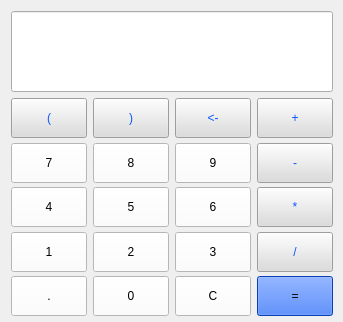
Old version of the form widget.ui in the repository berserkyu/CC_Calculator.
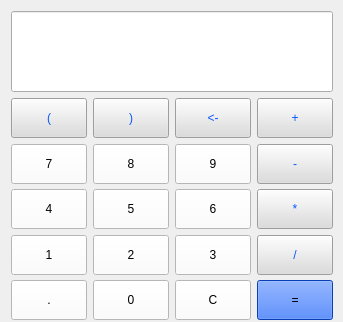
New version of the form.

What changed in the file:
```diff
--- a/widget.ui
+++ b/widget.ui
@@ -25,13 +25,13 @@
   <property name="windowTitle">
    <string>Widget</string>
   </property>
-  <widget class="QWidget" name="">
+  <widget class="QWidget" name="layoutWidget">
    <property name="geometry">
     <rect>
      <x>0</x>
      <y>0</y>
      <width>344</width>
-     <height>325</height>
+     <height>330</height>
     </rect>
    </property>
    <layout class="QVBoxLayout" name="verticalLayout_2">
```
Left out of the diff: 40 changed lines with no effect on the pictures.
